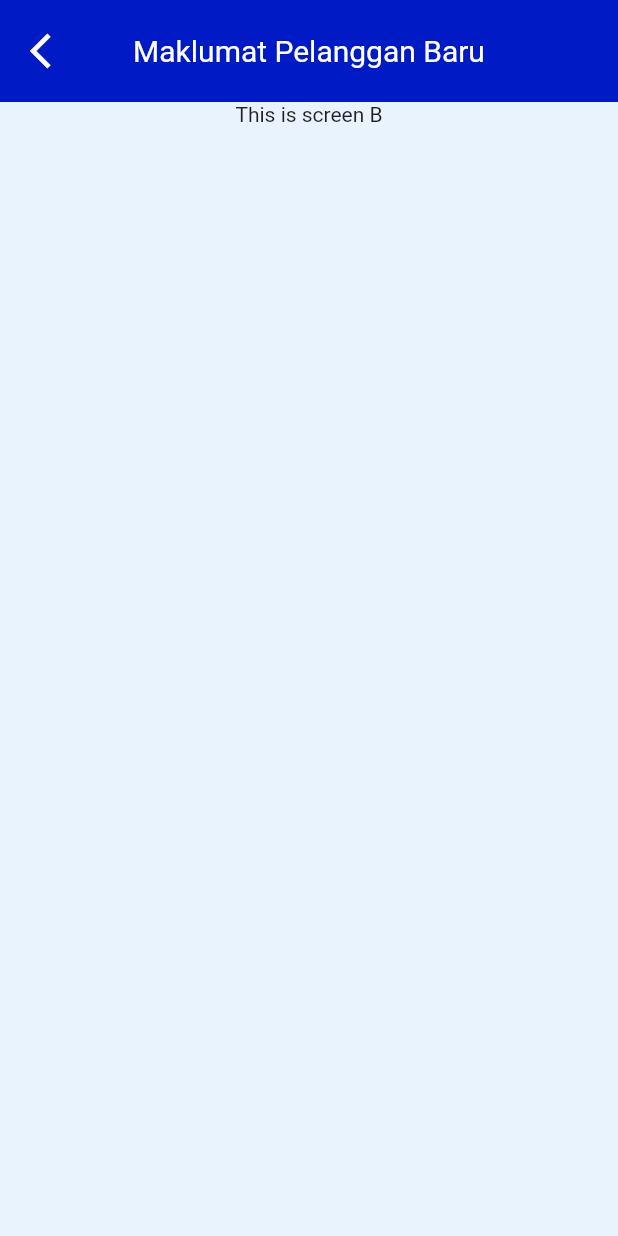
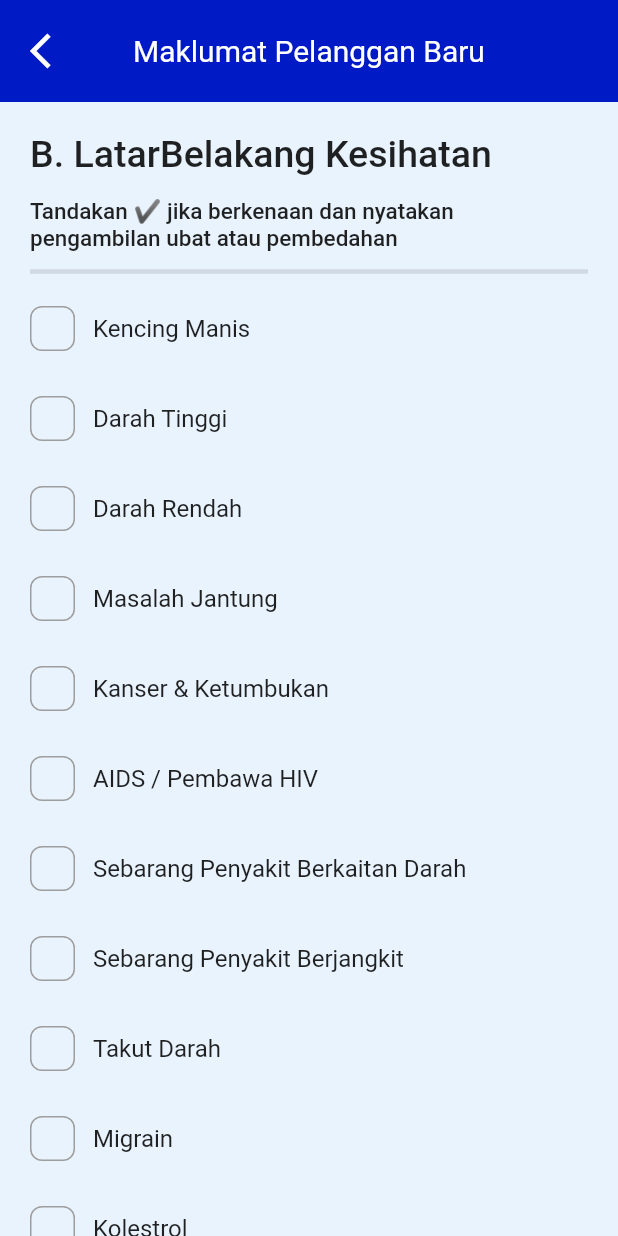
Before and after one commit to Peiling0509/safana_bekam_management_app, a Flutter app: the AddCustomerFormScreen_B screen opened directly, on a phone screen of 412 x 824 dp. Run offline on Flutter 3.47's test engine with Material 3 defaults, Android fonts, the light colour scheme and no system bars; our stand-ins replace dio, fluttertoast, get, get_storage; accounts and stored records are empty.

Commit message:
Add Customer Form B added

```diff
--- /dev/null
+++ b/lib/components/custom_check_box.dart
@@ -0,0 +1,119 @@
+import 'package:flutter/material.dart';
+import 'package:safana_bekam_management_app/data/model/shared/checkbox_type.dart';
+
+
+class CustomCheckBox extends StatefulWidget {
+  const CustomCheckBox({
+    Key? key,
+    this.size = 25,
+    this.type = MyCheckboxType.none,
+    this.activeBgColor = Colors.lightBlue,
+    this.inactiveBgColor = Colors.white,
+    this.activeBorderColor = Colors.white,
+    this.inactiveBorderColor = Colors.black,
+    required this.onChanged,
+    required this.value,
+    this.activeIcon,
+    this.inactiveIcon,
+    this.customBgColor = Colors.lightGreenAccent,
+    this.autofocus = false,
+    this.focusNode, this.checkColor = Colors.white
+  }) : super(key: key);
+
+  final MyCheckboxType type;
+  final double size;
+  final Color activeBgColor;
+  final Color inactiveBgColor;
+  final Color activeBorderColor;
+  final Color inactiveBorderColor;
+  final ValueChanged<bool>? onChanged;
+  final bool value;
+  final Widget? activeIcon;
+  final Widget? inactiveIcon;
+  final Color customBgColor;
+  final bool autofocus;
+  final FocusNode? focusNode;
+  final Color? checkColor;
+
+  @override
+  State<CustomCheckBox> createState() => _CustomCheckBoxState();
+}
+
+class _CustomCheckBoxState extends State<CustomCheckBox> {
+  bool get isEnabled => widget.onChanged != null;
+
+  @override
+  Widget build(BuildContext context) => Column(
+          crossAxisAlignment: CrossAxisAlignment.start,
+          mainAxisAlignment: MainAxisAlignment.start,
+          children: [
+            FocusableActionDetector(
+              focusNode: widget.focusNode,
+              autofocus: widget.autofocus,
+              enabled: isEnabled,
+              child: InkResponse(
+                highlightShape: widget.type == MyCheckboxType.circle
+                    ? BoxShape.circle
+                    : BoxShape.rectangle,
+                containedInkWell: widget.type != MyCheckboxType.circle,
+                canRequestFocus: isEnabled,
+                onTap: widget.onChanged != null
+                    ? () {
+                        widget.onChanged!(!widget.value);
+                      }
+                    : null,
+                child: Container(
+                  height: widget.size,
+                  width: widget.size,
+                  margin: widget.type != MyCheckboxType.circle
+                      ? const EdgeInsets.all(0)
+                      : EdgeInsets.zero,
+                  decoration: BoxDecoration(
+                      color: isEnabled
+                          ? widget.value
+                              ? widget.type == MyCheckboxType.custom
+                                  ? Colors.white
+                                  : widget.activeBgColor
+                              : widget.inactiveBgColor
+                          : Colors.grey,
+                      borderRadius: widget.type == MyCheckboxType.none
+                          ? BorderRadius.circular(8)
+                          : widget.type == MyCheckboxType.circle
+                              ? BorderRadius.circular(50)
+                              : BorderRadius.zero,
+                      border: Border.all(
+                          color: widget.value
+                              ? widget.type == MyCheckboxType.custom
+                                  ? Colors.black87
+                                  : widget.activeBorderColor
+                              : widget.inactiveBorderColor)),
+                  child: widget.value
+                      ? widget.type == MyCheckboxType.custom
+                          ? Stack(
+                              children: [
+                                Container(
+                                  alignment: Alignment.center,
+                                ),
+                                Container(
+                                  margin: const EdgeInsets.all(5),
+                                  alignment: Alignment.center,
+                                  width: widget.size * 0.8,
+                                  height: widget.size * 0.8,
+                                  decoration: BoxDecoration(
+                                      shape: BoxShape.rectangle,
+                                      color: widget.customBgColor),
+                                )
+                              ],
+                            )
+                          : widget.activeIcon ??
+                              Icon(
+                                Icons.check,
+                                size: 20,
+                                color: widget.checkColor,
+                              )
+                      : widget.inactiveIcon,
+                ),
+              ),
+            ),
+          ]);
+}
--- /dev/null
+++ b/lib/data/model/shared/checkbox_type.dart
@@ -0,0 +1 @@
+enum MyCheckboxType {circle, square, custom, none}
--- a/lib/screen/home/add_customer_form_B.dart
+++ b/lib/screen/home/add_customer_form_B.dart
@@ -1,34 +1,207 @@
 import 'package:flutter/material.dart';
 import 'package:get/get.dart';
 import 'package:safana_bekam_management_app/components/add_customer_form_top_bar.dart';
+import 'package:safana_bekam_management_app/components/custom_check_box.dart';
 import 'package:safana_bekam_management_app/components/custom_scaffold.dart';
 import 'package:safana_bekam_management_app/constant/color.dart';
+import 'package:safana_bekam_management_app/data/model/shared/checkbox_type.dart';
 import 'package:safana_bekam_management_app/screen/login/login_screen.dart';
 
 class AddCustomerFormScreen_B extends StatefulWidget {
   const AddCustomerFormScreen_B({super.key});
 
   @override
-  State<AddCustomerFormScreen_B> createState() => _AddCustomerFormScreen_B_State();
+  State<AddCustomerFormScreen_B> createState() =>
+      _AddCustomerFormScreen_B_State();
 }
 
 class _AddCustomerFormScreen_B_State extends State<AddCustomerFormScreen_B> {
+  final Map<String, bool> _checkboxStates = {
+    'Kencing Manis': false,
+    'Darah Tinggi': false,
+    'Darah Rendah': false,
+    'Masalah Jantung': false,
+    'Kanser & Ketumbukan': false,
+    'AIDS / Pembawa HIV': false,
+    'Sebarang Penyakit Berkaitan Darah': false,
+    'Sebarang Penyakit Berjangkit': false,
+    'Takut Darah': false,
+    'Migrain': false,
+    'Kolestrol': false,
+    'Gout': false,
+    'Masalah Hati': false,
+    'Masalah buah pinggang': false,
+    'Masalah Tulang belakang & Saraf': false,
+    'Masalah Pendarahan': false,
+    'Pembedahan': false,
+  };
+
+  final Map<String, TextEditingController> _controllers = {};
+
+  @override
+  void initState() {
+    super.initState();
+    for (var key in _checkboxStates.keys) {
+      _controllers[key] = TextEditingController();
+    }
+  }
+
+  @override
+  void dispose() {
+    _controllers.values.forEach((controller) => controller.dispose());
+    super.dispose();
+  }
+
   @override
   Widget build(BuildContext context) {
     return Scaffold(
-        body: SafeArea(
-            child: Container(
-      color: ConstantColor.backgroundColor,
-      child: Center(
-        child: Column(children: [const AddCustomerFormTopBar(), Expanded(child:_content())]),
+      body: SafeArea(
+        child: Container(
+          color: ConstantColor.backgroundColor,
+          child: Column(
+            children: [
+              const AddCustomerFormTopBar(),
+              Expanded(child: _content()),
+            ],
+          ),
+        ),
       ),
-    )));
+    );
   }
 
+  Widget _content() {
+    return SingleChildScrollView(
+      child: Column(
+        children: [
+          Padding(
+            padding: const EdgeInsets.all(20),
+            child: Column(
+              crossAxisAlignment: CrossAxisAlignment.start,
+              children: [
+                const Text(
+                  "B. LatarBelakang Kesihatan",
+                  style: TextStyle(
+                    fontSize: 25,
+                    fontWeight: FontWeight.w500,
+                  ),
+                ),
 
-  Widget _content() {
-    return Container(
-      child: Text("This is screen B"),
+                const SizedBox(height: 15),
+
+                const Text(
+                  "Tandakan ✔ jika berkenaan dan nyatakan pengambilan ubat atau pembedahan",
+                  style: TextStyle(fontSize: 15, fontWeight: FontWeight.w500),
+                ),
+
+                Padding(
+                  padding: const EdgeInsets.only(top: 5),
+                  child: Divider(
+                    thickness: 3,
+                    color: Colors.black.withOpacity(0.1),
+                  ),
+                ),
+
+                // Custom Checkbox List
+                _buildCheckBoxListTile(),
+                _buildSubmitButton()
+              ],
+            ),
+          ),
+        ],
+      ),
+    );
+  }
+
+  Widget _buildCheckBoxListTile() {
+    return ListView.builder(
+      shrinkWrap: true,
+      physics: const NeverScrollableScrollPhysics(),
+      itemCount: _checkboxStates.length,
+      itemBuilder: (context, index) {
+        String key = _checkboxStates.keys.elementAt(index);
+        return Padding(
+          padding: const EdgeInsets.symmetric(vertical: 15.0),
+          child: Column(
+            crossAxisAlignment: CrossAxisAlignment.start,
+            children: [
+              Row(
+                children: [
+                  CustomCheckBox(
+                    value: _checkboxStates[key] ?? false,
+                    onChanged: (bool value) {
+                      setState(() {
+                        _checkboxStates[key] = value;
+                      });
+                    },
+                    size: 30,
+                    type: MyCheckboxType.none, // Adjust based on your needs
+                    activeBgColor: ConstantColor.primaryColor, // Adjust colors as needed
+                    inactiveBgColor: ConstantColor.backgroundColor,
+                    activeBorderColor: ConstantColor.primaryColor,
+                    inactiveBorderColor: Colors.grey,
+                    checkColor: Colors.white,
+                  ),
+                  const SizedBox(width: 12),
+                  Expanded(
+                    child: Text(
+                      key,
+                      style: const TextStyle(fontSize: 16),
+                    ),
+                  ),
+                ],
+              ),
+              if (_checkboxStates[key] ?? false)
+                Padding(
+                  padding: const EdgeInsets.fromLTRB(0, 15, 0, 0),
+                  child: TextField(
+                    controller: _controllers[key],
+                    decoration: InputDecoration(
+                      hintText:'Pengambilan Ubat',
+                      hintStyle: TextStyle(
+                        color: Colors.black.withOpacity(0.3)
+                      ),
+                      border: OutlineInputBorder(
+                        borderRadius: BorderRadius.circular(25),
+                      ),
+                      enabledBorder: OutlineInputBorder(
+                        borderRadius: BorderRadius.circular(25),
+                        borderSide: BorderSide(color: Colors.grey)
+                      ),
+                      filled: true,
+                      fillColor: ConstantColor.backgroundColor,
+                    ),
+                  ),
+                ),
+            ],
+          ),
+        );
+      },
+    );
+  }
+
+  Widget _buildSubmitButton() {
+    return Padding(
+      padding: EdgeInsets.only(top: 28.0),
+      child: ElevatedButton(
+        onPressed: () {
+          //show pop out
+          print("submit button clicked");
+        },
+        style: ElevatedButton.styleFrom(
+          shape: RoundedRectangleBorder(
+          borderRadius: BorderRadius.circular(30)),
+          backgroundColor: ConstantColor.primaryColor,
+          minimumSize: Size(Get.width, 48),
+        ),
+        child: const Text(
+          "Simpan",
+          style: TextStyle(
+            fontSize: 18,
+            fontWeight: FontWeight.w500,
+            color: Colors.white,
+          ),
+          )
+        ),
     );
   }
 }
```
